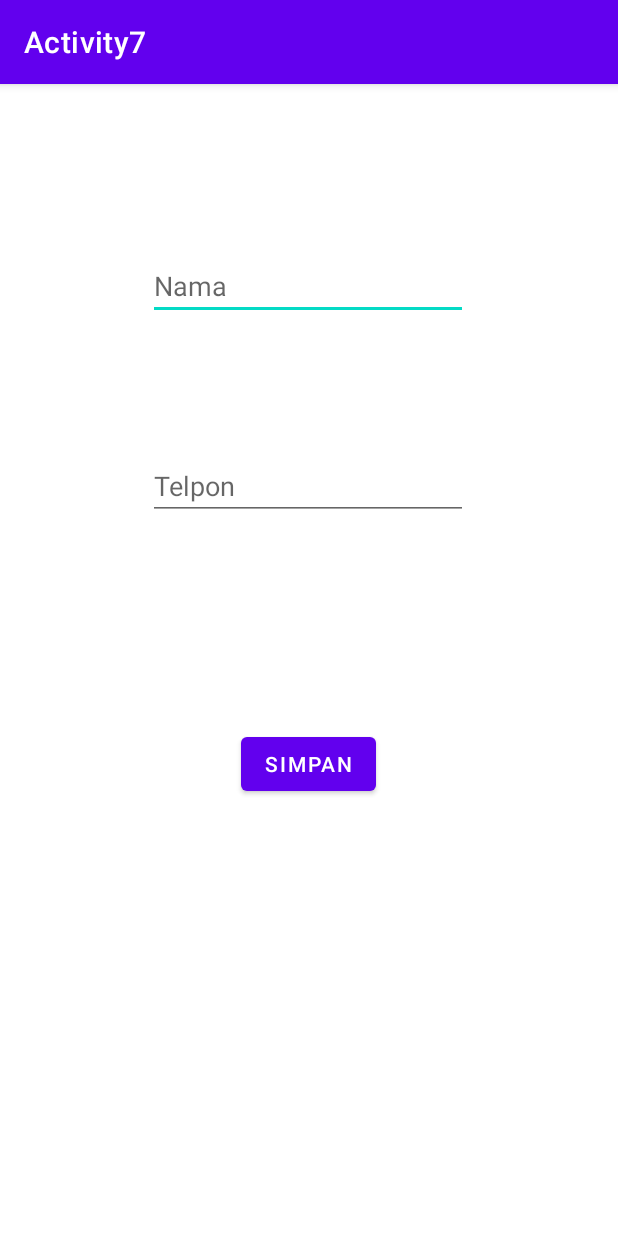
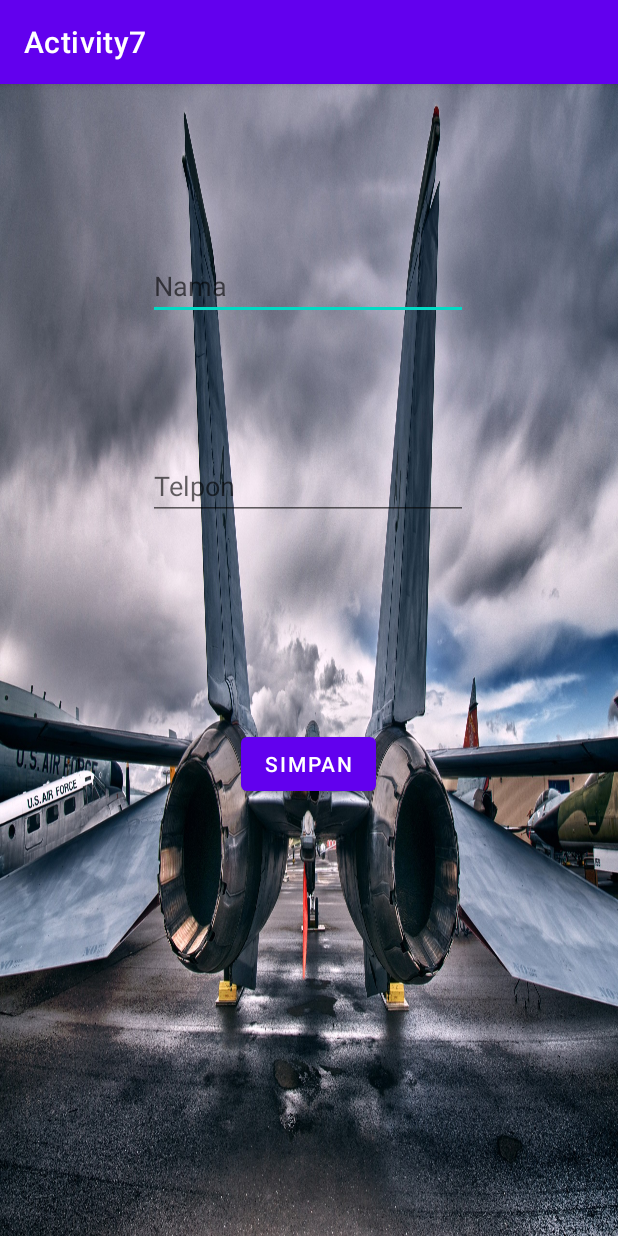
Before and after one commit to ElfandiraHIdayat/Activity, an Android app: the TambahTeman screen opened directly, with no data from a screen before it, on a phone screen of 412 x 824 dp. Run offline under Robolectric (Android 15) with nearby library versions, the phone set to English and light mode, and no system bars; our stand-ins replace Volley; network calls fail.

Commit message:
Activity 7 & Activity 8

```diff
--- a/app/src/main/res/layout/activity_edit_teman.xml
+++ b/app/src/main/res/layout/activity_edit_teman.xml
@@ -4,6 +4,7 @@
     xmlns:tools="http://schemas.android.com/tools"
     android:layout_width="match_parent"
     android:layout_height="match_parent"
+    android:background="@drawable/ranta"
     tools:context=".EditTeman">
 
     <TextView
--- a/app/src/main/res/layout/activity_tambah_teman.xml
+++ b/app/src/main/res/layout/activity_tambah_teman.xml
@@ -4,6 +4,7 @@
     xmlns:tools="http://schemas.android.com/tools"
     android:layout_width="match_parent"
     android:layout_height="match_parent"
+    android:background="@drawable/ranta"
     tools:context=".TambahTeman">
 
     <EditText
```
Also changed, not shown: app/src/main/res/drawable/ranta.jpg (added).
